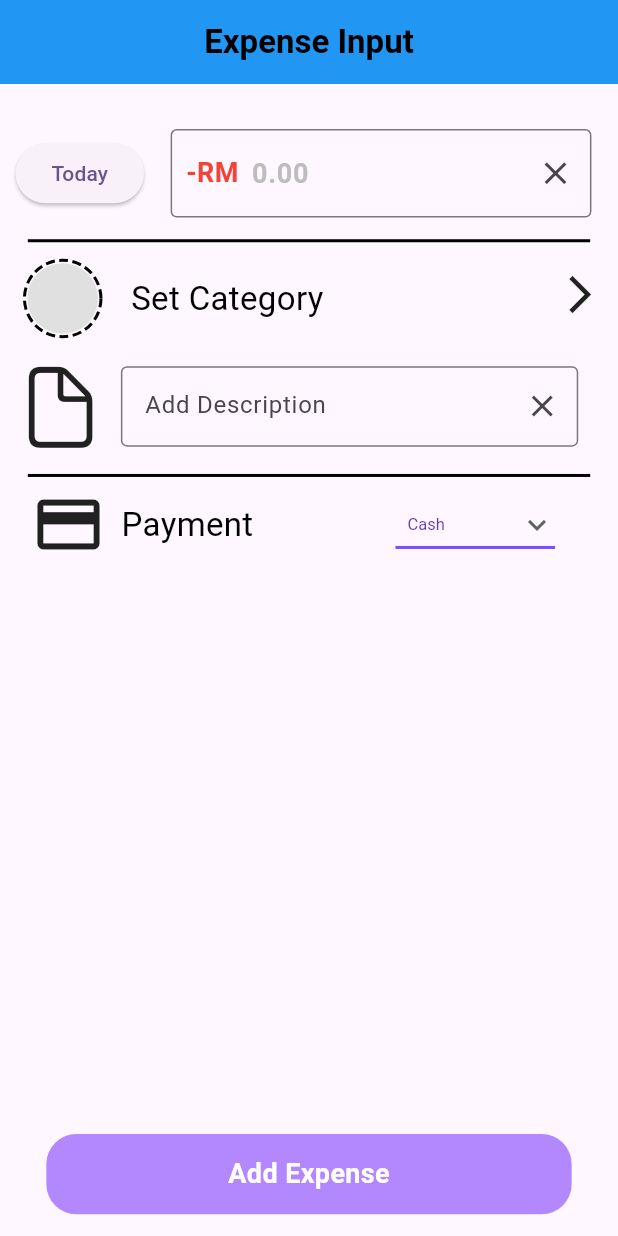
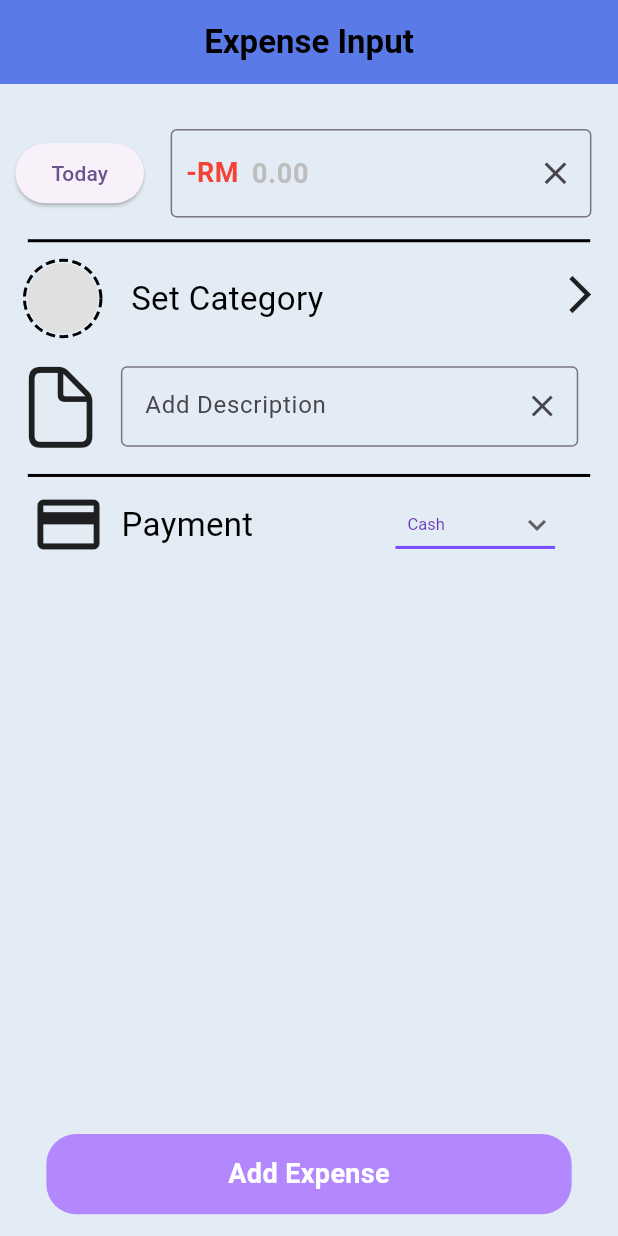
Before and after one commit to daniaalhakim14/psm1-project, a Flutter app: the expenseInput screen opened directly, after a tap on "Add Expense", on a phone screen of 412 x 824 dp. Run offline on Flutter 3.47's test engine with Material 3 defaults, Android fonts, the phone set to English and light mode, and no system bars; drawn by our look-alikes of dotted_border; our stand-ins replace carousel_slider, open_file; missing offline and left inert: flutter_doc_scanner; network calls fail.

Commit message:
successfully add expense to database

```diff
--- a/lib/Model/Category.dart
+++ /dev/null
@@ -1,61 +0,0 @@
-import 'package:flutter/cupertino.dart';
-
-class Category {
-  final int categoryid;
-  final String categoryname;
-  final String description;
-  final IconData? icondata; // Combines `codepoint` and `fontfamily`
-  final Color? iconcolor;
-  //final int? userid;
-
-  Category({
-    required this.categoryid,
-    required this.categoryname,
-    required this.description,
-    required this.icondata,
-    required this.iconcolor,
-    // required this.userid
-  });
-
-  factory Category.fromJson(Map<String, dynamic> json) => Category(
-    categoryid:
-        json['categoryid'] is int
-            ? json['categoryid']
-            : int.tryParse(json['categoryid'].toString()) ??
-                0, // Safely parse categoryid
-
-    categoryname: json['name'] ?? 'Unknown', // fallback for safety
-
-    description: json['description'] ?? '',
-
-    icondata:
-        (json['codepoint'] != null && json['fontfamily'] != null)
-            ? IconData(
-              // Safely parse codepoint: supports both int and string
-              json['codepoint'] is int
-                  ? json['codepoint']
-                  : int.tryParse(json['codepoint'].toString()) ?? 0,
-              fontFamily: json['fontfamily'],
-            )
-            : null, // fallback to null if incomplete icon data
-
-    iconcolor:
-        json['color'] != null
-            ? Color(
-              // Safely parse color from int or string
-              json['color'] is int
-                  ? json['color']
-                  : int.tryParse(json['color'].toString()) ?? 0,
-            )
-            : null,
-  );
-  /* to print data
-  @override
-  String toString() {
-    return 'Category(categoryid: $categoryid, categoryname: $categoryname, '
-        'description: $description, icondata: ${icondata?.codePoint}, '
-        'iconcolor: $iconcolor)';
-  }
-
-   */
-}
--- /dev/null
+++ b/lib/Model/category.dart
@@ -0,0 +1,61 @@
+import 'package:flutter/cupertino.dart';
+
+class Category {
+  final int categoryId;
+  final String categoryName;
+  final String description;
+  final IconData? iconData; // Combines `codepoint` and `fontfamily`
+  final Color? iconColor;
+  //final int? userid;
+
+  Category({
+    required this.categoryId,
+    required this.categoryName,
+    required this.description,
+    required this.iconData,
+    required this.iconColor,
+    // required this.userid
+  });
+
+  factory Category.fromJson(Map<String, dynamic> json) => Category(
+    categoryId:
+        json['categoryId'] is int
+            ? json['categoryId']
+            : int.tryParse(json['categoryId'].toString()) ??
+                0, // Safely parse categoryid
+
+    categoryName: json['categoryName'] ?? 'Unknown', // fallback for safety
+
+    description: json['categoryDesc'] ?? '',
+
+    iconData:
+        (json['iconCodePoint'] != null && json['iconFontFamily'] != null)
+            ? IconData(
+              // Safely parse codepoint: supports both int and string
+              json['iconCodePoint'] is int
+                  ? json['iconCodePoint']
+                  : int.tryParse(json['iconCodePoint'].toString()) ?? 0,
+              fontFamily: json['iconFontFamily'],
+            )
+            : null, // fallback to null if incomplete icon data
+
+    iconColor:
+        json['iconColor'] != null
+            ? Color(
+              // Safely parse color from int or string
+              json['iconColor'] is int
+                  ? json['iconColor']
+                  : int.tryParse(json['iconColor'].toString()) ?? 0,
+            )
+            : null,
+  );
+  /* to print data
+  @override
+  String toString() {
+    return 'Category(categoryid: $categoryid, categoryname: $categoryname, '
+        'description: $description, icondata: ${icondata?.codePoint}, '
+        'iconcolor: $iconcolor)';
+  }
+
+   */
+}
--- /dev/null
+++ b/lib/Model/expense.dart
@@ -0,0 +1,45 @@
+import 'dart:io';
+
+import 'package:flutter/material.dart';
+
+class AddExpense {
+  final double? expenseAmount;
+  final DateTime? expenseDate;
+  final String? expenseDescription;
+  final int? financialPlatform;
+  final int? userId;
+  final int? categoryId;
+  final String? receiptPdf;
+
+  AddExpense({
+    this.expenseAmount,
+    this.expenseDate,
+    this.expenseDescription,
+    this.financialPlatform,
+    this.userId,
+    this.categoryId,
+    this.receiptPdf,
+  });
+
+  factory AddExpense.fromJson(Map<String, dynamic> json) => AddExpense(
+    expenseAmount: json["amount"],
+    expenseDate: DateTime.parse(json["date"]),
+    // Parse string to DateTime
+    expenseDescription: json["description"],
+    financialPlatform: json["platformId"],
+    userId: json["userId"],
+    categoryId: json["categoryId"],
+  );
+
+  Map<String, dynamic> toMap() {
+    return {
+      "amount": expenseAmount,
+      "date": expenseDate?.toIso8601String(), // Convert DateTime to string
+      "description": expenseDescription,
+      "platformId": financialPlatform,
+      "userId": userId,
+      "categoryId": categoryId,
+      "receipt": receiptPdf,
+    };
+  }
+}
--- a/lib/View/accountpage.dart
+++ b/lib/View/accountpage.dart
@@ -21,6 +21,7 @@ class _accountpageState extends State<accountpage> {
     return Scaffold(
       backgroundColor: Color(0xFFE3ECF5),
       appBar: AppBar(
+        backgroundColor: Color(0xFF5A7BE7),
         title: Center(
           child: Text("Account", style: TextStyle(fontWeight: FontWeight.bold)),
         ),
--- a/lib/View/expenseInput.dart
+++ b/lib/View/expenseInput.dart
@@ -4,9 +4,11 @@ import 'package:dotted_border/dotted_border.dart';
 import 'package:flutter/cupertino.dart';
 import 'package:flutter/material.dart';
 import 'package:flutter/services.dart';
+import 'package:fyp/Model/expense.dart';
 import 'package:intl/intl.dart';
 import 'package:open_file/open_file.dart';
-
+import 'package:provider/provider.dart';
+import '../ViewModel/expense/expense_viewmodel.dart';
 import 'categorypage.dart';
 
 // Global Variable
@@ -43,6 +45,7 @@ File? _uploadedPdf;
 
 
 class _expenseInputState extends State<expenseInput> {
+
   @override
   void initState() {
     super.initState();
@@ -96,6 +99,7 @@ class _expenseInputState extends State<expenseInput> {
         };
 
          */
+
       }
     }
   }
@@ -105,15 +109,16 @@ class _expenseInputState extends State<expenseInput> {
     final screenWidth = MediaQuery.of(context).size.width;
     final screenHeight = MediaQuery.of(context).size.height;
     return Scaffold(
+      backgroundColor: Color(0xFFE3ECF5),
       appBar: AppBar(
-        backgroundColor: Colors.blue,
+        backgroundColor: Color(0xFF5A7BE7),
         title: Center(
           child: const Text(
             'Expense Input',
             style: TextStyle(color: Colors.black, fontWeight: FontWeight.bold),
           ),
         ),
-        automaticallyImplyLeading: true,
+        automaticallyImplyLeading: false,
       ),
       body: Padding(
         padding: EdgeInsets.only(top: screenHeight * 0.015),
@@ -257,7 +262,7 @@ class _expenseInputState extends State<expenseInput> {
                               userid: widget.userid,
                             ),
                             */
-                          builder: (context) => CategoryPage(),
+                          builder: (context) => categoryPage(),
                         ),
                       );
                       if (selectedcategory != null) {
@@ -518,7 +523,49 @@ class _expenseInputState extends State<expenseInput> {
         child: Column(
           children: [
             GestureDetector(
-              onTap: () {},
+              onTap: () async {
+                final viewModel = expenseViewModel();
+                final pdfBytes = await _uploadedPdf!.readAsBytes();
+                final base64Pdf = base64Encode(pdfBytes);
+
+                AddExpense expense = AddExpense(
+                  expenseAmount: double.parse(_textControllerAmount.text),
+                  expenseDate: selectedDate,
+                  expenseDescription: _textControllerDescription.text,
+                  financialPlatform: 1,
+                  receiptPdf: base64Pdf,
+                  userId: 1, // need to change
+                  categoryId: _selectedCategory!['categoryId']
+                );
+                try{
+                  await viewModel.addExpense(expense);
+                  showDialog(
+                    context: context,
+                    builder: (BuildContext context) {
+                      return AlertDialog(
+                        title: const Text("Success"),
+                        content: const Text("Expense added successfully!"),
+                        actions: [
+                          TextButton(
+                            child: const Text("OK"),
+                            onPressed: () {
+                              Navigator.of(context).pop(); // close dialog
+                            },
+                          ),
+                        ],
+                      );
+                    },
+                  );
+                  // Navigate back on success
+                } catch (e) {
+                  print("Failed to add Expense: $e");
+                  print(selectedDate);
+                  print(_textControllerAmount.text);
+                  print(_selectedCategory!['categoryId']);
+                  print(_textControllerDescription.text);
+                  print(dropdownValue);
+                }
+              },
               child: Container(
                 alignment: Alignment.center,
                 decoration: BoxDecoration(
--- a/lib/ViewModel/receiptParser/receiptParser_repository.dart
+++ b/lib/ViewModel/receiptParser/receiptParser_repository.dart
@@ -23,11 +23,11 @@ class ReceiptParserRepository {
 
       if (response.statusCode == 200) {
         final result = json.decode(response.body);
-        print("✅ PDF uploaded successfully!");
-        print("📦 Full response body: $result");
+        print("PDF uploaded successfully!");
+        //print("📦 Full response body: $result");
 
         final extracted = result['data'] ?? result['raw'];
-        print("🧾 Extracted parsed result: $extracted");
+        //print("🧾 Extracted parsed result: $extracted");
 
         return extracted;
         /*
--- a/lib/main.dart
+++ b/lib/main.dart
@@ -4,13 +4,15 @@ import 'package:fyp/View/expenseInput.dart';
 import 'package:fyp/View/firstpage.dart';
 import 'package:fyp/View/homepage.dart';
 import 'package:provider/provider.dart';
-import 'ViewModel/addexpense/addexpense_viewmodel.dart';
+import 'View/categorypage.dart';
+import 'ViewModel/expense/expense_viewmodel.dart';
+
 
 void main() {
   runApp(
     MultiProvider(
       providers: [
-        ChangeNotifierProvider(create: (_) => expenseCategoryViewModel()),
+        ChangeNotifierProvider(create: (_) => expenseViewModel()),
       ],
       child: MyApp(),
     ),
```
Also changed, not shown: lib/View/categorypage.dart (+24 -27 lines), lib/View/homepage.dart (+11 -2 lines), lib/ViewModel/expense/expense_callapi.dart (renamed from lib/ViewModel/addexpense/addexpense_callapi.dart, +19 -0 lines), lib/ViewModel/expense/expense_repository.dart (renamed from lib/ViewModel/addexpense/addexpense_repository.dart, +15 -2 lines), lib/ViewModel/expense/expense_viewmodel.dart (renamed from lib/ViewModel/addexpense/addexpense_viewmodel.dart, +13 -4 lines), lib/ViewModel/category/category_callApi.dart (added), lib/ViewModel/category/category_repository.dart (added), lib/ViewModel/category/category_viewmodel.dart (added).
